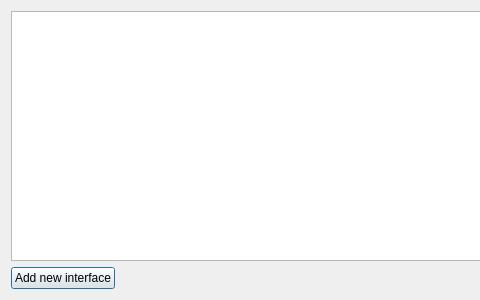
mlynekj/graphical-netconf-configurator, file ui/source/interfacesdialog.ui: the form before one commit; both pictures show x 0 to 480 and y 0 to 300 of the 718 by 300 pixel window.
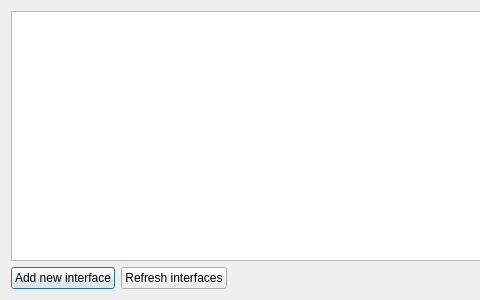
The form after the commit.

Commit message: pulling the interfaces to the up state when changing ip - refresh button to refresh interfaces from the device

The edit to the form file:
```diff
--- a/ui/source/interfacesdialog.ui
+++ b/ui/source/interfacesdialog.ui
@@ -57,6 +57,16 @@
        </property>
       </widget>
      </item>
+     <item>
+      <widget class="QPushButton" name="refresh_button">
+       <property name="toolTip">
+        <string>&lt;html&gt;&lt;head/&gt;&lt;body&gt;&lt;p&gt;Refresh interface information by pulling the latest data from the device. Available only when no pending changes are waiting for commiting.&lt;/p&gt;&lt;/body&gt;&lt;/html&gt;</string>
+       </property>
+       <property name="text">
+        <string>Refresh interfaces</string>
+       </property>
+      </widget>
+     </item>
      <item>
       <widget class="QDialogButtonBox" name="close_button_box">
        <property name="standardButtons">
```
The commit also changes 3 other files.
